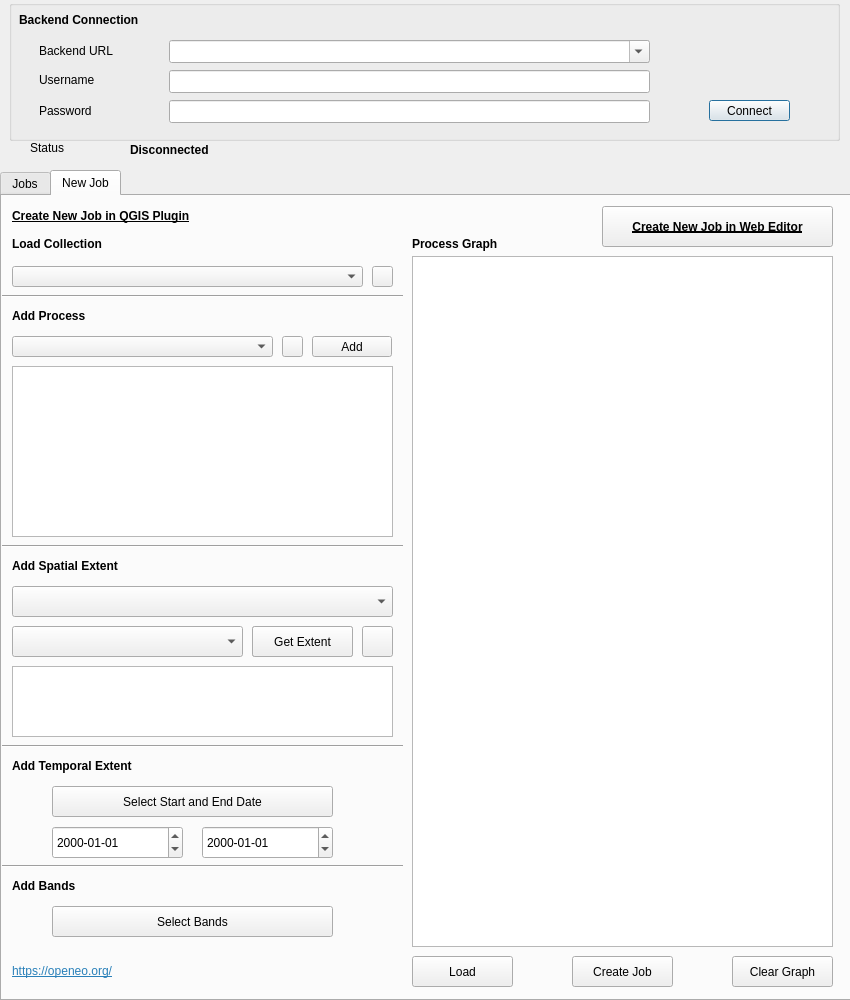
Above: openeo_connector_dialog_base.ui from Open-EO/openeo-qgis-plugin before the change. Below: the same form after it.
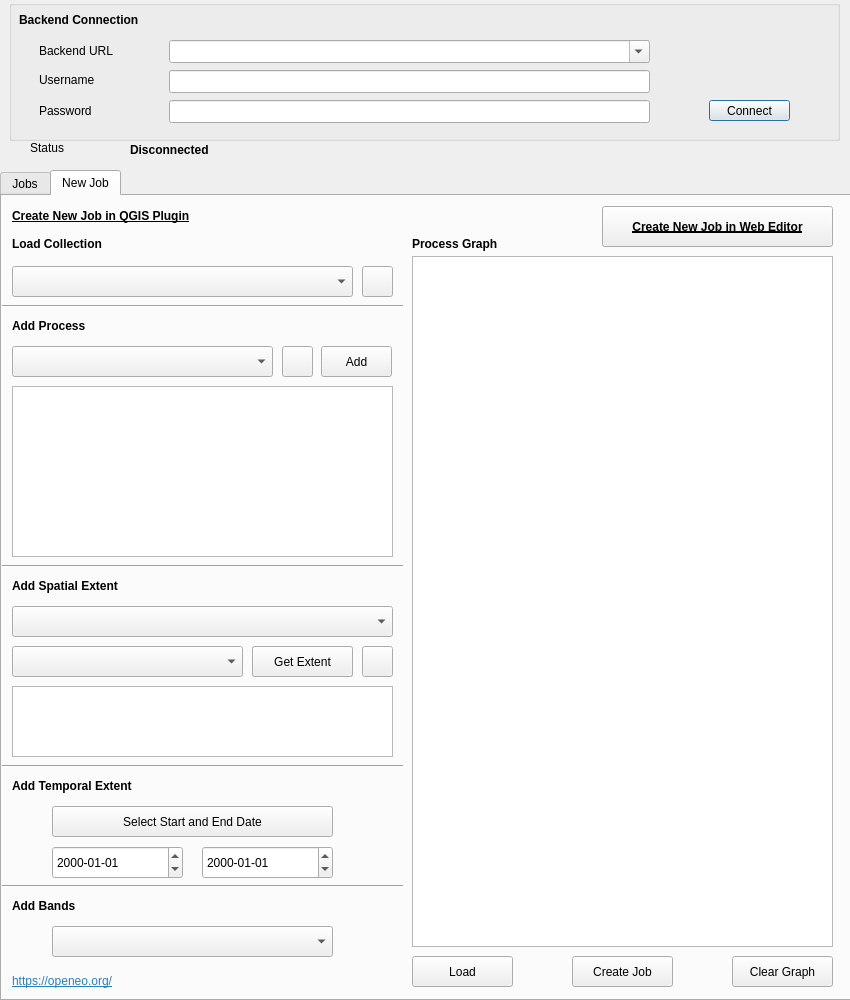
That is the form after the change. The open tabs and pages were chosen to show the change. Icons and pictures are not drawn.

What changed in the file:
```diff
--- a/openeo_connector_dialog_base.ui
+++ b/openeo_connector_dialog_base.ui
@@ -291,8 +291,8 @@
       <rect>
        <x>10</x>
        <y>70</y>
-       <width>351</width>
-       <height>21</height>
+       <width>341</width>
+       <height>31</height>
       </rect>
      </property>
     </widget>
@@ -300,19 +300,19 @@
      <property name="geometry">
       <rect>
        <x>10</x>
-       <y>140</y>
+       <y>150</y>
        <width>261</width>
-       <height>21</height>
+       <height>31</height>
       </rect>
      </property>
     </widget>
     <widget class="QPushButton" name="addButton">
      <property name="geometry">
       <rect>
-       <x>310</x>
-       <y>140</y>
-       <width>80</width>
-       <height>21</height>
+       <x>319</x>
+       <y>150</y>
+       <width>71</width>
+       <height>31</height>
       </rect>
      </property>
      <property name="text">
@@ -336,7 +336,7 @@
      <property name="geometry">
       <rect>
        <x>10</x>
-       <y>110</y>
+       <y>120</y>
        <width>101</width>
        <height>20</height>
       </rect>
@@ -388,7 +388,7 @@
      <property name="geometry">
       <rect>
        <x>0</x>
-       <y>90</y>
+       <y>100</y>
        <width>401</width>
        <height>20</height>
       </rect>
@@ -414,7 +414,7 @@
      <property name="geometry">
       <rect>
        <x>10</x>
-       <y>760</y>
+       <y>770</y>
        <width>171</width>
        <height>31</height>
       </rect>
@@ -427,20 +427,20 @@
      <property name="geometry">
       <rect>
        <x>0</x>
-       <y>340</y>
-       <width>401</width>
-       <height>20</height>
-      </rect>
-     </property>
-     <property name="orientation">
-      <enum>Qt::Horizontal</enum>
-     </property>
-    </widget>
-    <widget class="QLabel" name="label_8">
-     <property name="geometry">
-      <rect>
-       <x>10</x>
        <y>360</y>
+       <width>401</width>
+       <height>20</height>
+      </rect>
+     </property>
+     <property name="orientation">
+      <enum>Qt::Horizontal</enum>
+     </property>
+    </widget>
+    <widget class="QLabel" name="label_8">
+     <property name="geometry">
+      <rect>
+       <x>10</x>
+       <y>380</y>
        <width>161</width>
        <height>20</height>
       </rect>
@@ -456,7 +456,7 @@
      <property name="geometry">
       <rect>
        <x>10</x>
-       <y>390</y>
+       <y>410</y>
        <width>381</width>
        <height>31</height>
       </rect>
@@ -466,7 +466,7 @@
      <property name="geometry">
       <rect>
        <x>10</x>
-       <y>170</y>
+       <y>190</y>
        <width>381</width>
        <height>171</height>
       </rect>
@@ -476,7 +476,7 @@
      <property name="geometry">
       <rect>
        <x>50</x>
-       <y>590</y>
+       <y>610</y>
        <width>281</width>
        <height>31</height>
       </rect>
@@ -489,7 +489,7 @@
      <property name="geometry">
       <rect>
        <x>10</x>
-       <y>560</y>
+       <y>580</y>
        <width>161</width>
        <height>20</height>
       </rect>
@@ -505,7 +505,7 @@
      <property name="geometry">
       <rect>
        <x>0</x>
-       <y>540</y>
+       <y>560</y>
        <width>401</width>
        <height>20</height>
       </rect>
@@ -518,7 +518,7 @@
      <property name="geometry">
       <rect>
        <x>10</x>
-       <y>470</y>
+       <y>490</y>
        <width>381</width>
        <height>71</height>
       </rect>
@@ -528,7 +528,7 @@
      <property name="geometry">
       <rect>
        <x>50</x>
-       <y>630</y>
+       <y>650</y>
        <width>131</width>
        <height>33</height>
       </rect>
@@ -544,7 +544,7 @@
      <property name="geometry">
       <rect>
        <x>200</x>
-       <y>630</y>
+       <y>650</y>
        <width>131</width>
        <height>33</height>
       </rect>
@@ -599,7 +599,7 @@
      <property name="geometry">
       <rect>
        <x>10</x>
-       <y>430</y>
+       <y>450</y>
        <width>231</width>
        <height>31</height>
       </rect>
@@ -609,7 +609,7 @@
      <property name="geometry">
       <rect>
        <x>250</x>
-       <y>430</y>
+       <y>450</y>
        <width>101</width>
        <height>31</height>
       </rect>
@@ -622,7 +622,7 @@
      <property name="geometry">
       <rect>
        <x>250</x>
-       <y>430</y>
+       <y>450</y>
        <width>101</width>
        <height>31</height>
       </rect>
@@ -635,7 +635,7 @@
      <property name="geometry">
       <rect>
        <x>360</x>
-       <y>430</y>
+       <y>450</y>
        <width>31</width>
        <height>31</height>
       </rect>
@@ -654,10 +654,10 @@
      </property>
      <property name="geometry">
       <rect>
-       <x>370</x>
+       <x>360</x>
        <y>70</y>
-       <width>21</width>
-       <height>21</height>
+       <width>31</width>
+       <height>31</height>
       </rect>
      </property>
      <property name="text">
@@ -665,8 +665,8 @@
      </property>
      <property name="iconSize">
       <size>
-       <width>21</width>
-       <height>21</height>
+       <width>25</width>
+       <height>25</height>
       </size>
      </property>
      <property name="autoDefault">
@@ -680,9 +680,9 @@
      <property name="geometry">
       <rect>
        <x>280</x>
-       <y>140</y>
-       <width>21</width>
-       <height>21</height>
+       <y>150</y>
+       <width>31</width>
+       <height>31</height>
       </rect>
      </property>
      <property name="text">
@@ -690,8 +690,8 @@
      </property>
      <property name="iconSize">
       <size>
-       <width>21</width>
-       <height>21</height>
+       <width>25</width>
+       <height>25</height>
       </size>
      </property>
     </widget>
@@ -699,20 +699,20 @@
      <property name="geometry">
       <rect>
        <x>0</x>
-       <y>660</y>
-       <width>401</width>
-       <height>20</height>
-      </rect>
-     </property>
-     <property name="orientation">
-      <enum>Qt::Horizontal</enum>
-     </property>
-    </widget>
-    <widget class="QLabel" name="label_11">
-     <property name="geometry">
-      <rect>
-       <x>10</x>
        <y>680</y>
+       <width>401</width>
+       <height>20</height>
+      </rect>
+     </property>
+     <property name="orientation">
+      <enum>Qt::Horizontal</enum>
+     </property>
+    </widget>
+    <widget class="QLabel" name="label_11">
+     <property name="geometry">
+      <rect>
+       <x>10</x>
+       <y>700</y>
        <width>161</width>
        <height>20</height>
       </rect>
@@ -724,18 +724,15 @@
       <set>Qt::AlignLeading|Qt::AlignLeft|Qt::AlignVCenter</set>
      </property>
     </widget>
-    <widget class="QPushButton" name="bandButton">
+    <widget class="QComboBox" name="bandBox">
      <property name="geometry">
       <rect>
        <x>50</x>
-       <y>710</y>
+       <y>730</y>
        <width>281</width>
        <height>31</height>
       </rect>
      </property>
-     <property name="text">
-      <string>Select Bands</string>
-     </property>
     </widget>
     <zorder>moveButton</zorder>
     <zorder>processgraphEdit</zorder>
```
Left out of the diff: 6 changed lines with no effect on the pictures.
